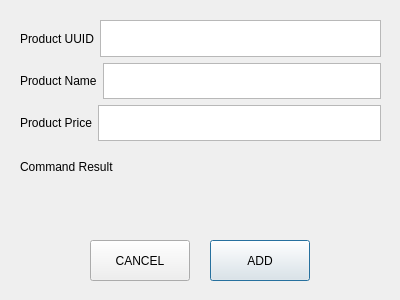
Before: the Qt Designer form dialogWindowAddNewItem.ui in dafidafi25/UHF_RFID_CASHIER_HACKATON_2022_01, drawn with Qt 5.
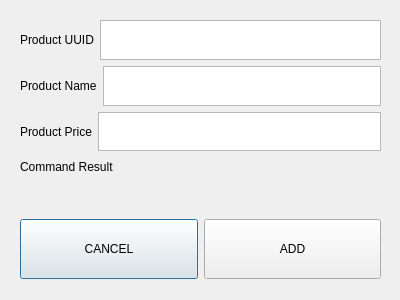
After: the same form once the commit is applied.

Patch:
```diff
--- a/dialogWindowAddNewItem.ui
+++ b/dialogWindowAddNewItem.ui
@@ -19,7 +19,7 @@
      <x>20</x>
      <y>20</y>
      <width>361</width>
-     <height>121</height>
+     <height>131</height>
     </rect>
    </property>
    <layout class="QVBoxLayout" name="verticalLayout">
@@ -71,8 +71,8 @@
 &lt;html&gt;&lt;head&gt;&lt;meta name=&quot;qrichtext&quot; content=&quot;1&quot; /&gt;&lt;meta charset=&quot;utf-8&quot; /&gt;&lt;style type=&quot;text/css&quot;&gt;
 p, li { white-space: pre-wrap; }
 hr { height: 1px; border-width: 0; }
-&lt;/style&gt;&lt;/head&gt;&lt;body style=&quot; font-family:'.AppleSystemUIFont'; font-size:13pt; font-weight:400; font-style:normal;&quot;&gt;
-&lt;p style=&quot;-qt-paragraph-type:empty; margin-top:0px; margin-bottom:0px; margin-left:0px; margin-right:0px; -qt-block-indent:0; text-indent:0px;&quot;&gt;&lt;br /&gt;&lt;/p&gt;&lt;/body&gt;&lt;/html&gt;</string>
+&lt;/style&gt;&lt;/head&gt;&lt;body style=&quot; font-family:'Segoe UI'; font-size:9pt; font-weight:400; font-style:normal;&quot;&gt;
+&lt;p style=&quot;-qt-paragraph-type:empty; margin-top:0px; margin-bottom:0px; margin-left:0px; margin-right:0px; -qt-block-indent:0; text-indent:0px; font-family:'.AppleSystemUIFont'; font-size:13pt;&quot;&gt;&lt;br /&gt;&lt;/p&gt;&lt;/body&gt;&lt;/html&gt;</string>
         </property>
        </widget>
       </item>
@@ -80,32 +80,6 @@
     </item>
    </layout>
   </widget>
-  <widget class="QPushButton" name="addBt">
-   <property name="geometry">
-    <rect>
-     <x>210</x>
-     <y>240</y>
-     <width>100</width>
-     <height>41</height>
-    </rect>
-   </property>
-   <property name="text">
-    <string>ADD</string>
-   </property>
-  </widget>
-  <widget class="QPushButton" name="cancelBt">
-   <property name="geometry">
-    <rect>
-     <x>90</x>
-     <y>240</y>
-     <width>100</width>
-     <height>41</height>
-    </rect>
-   </property>
-   <property name="text">
-    <string>CANCEL</string>
-   </property>
-  </widget>
   <widget class="QLabel" name="commandResultLb">
    <property name="geometry">
     <rect>
@@ -122,6 +96,44 @@
     <set>Qt::AlignLeading|Qt::AlignLeft|Qt::AlignTop</set>
    </property>
   </widget>
+  <widget class="QWidget" name="horizontalLayoutWidget">
+   <property name="geometry">
+    <rect>
+     <x>20</x>
+     <y>219</y>
+     <width>361</width>
+     <height>61</height>
+    </rect>
+   </property>
+   <layout class="QHBoxLayout" name="horizontalLayout_4">
+    <item>
+     <widget class="QPushButton" name="cancelBt">
+      <property name="minimumSize">
+       <size>
+        <width>0</width>
+        <height>60</height>
+       </size>
+      </property>
+      <property name="text">
+       <string>CANCEL</string>
+      </property>
+     </widget>
+    </item>
+    <item>
+     <widget class="QPushButton" name="addBt">
+      <property name="minimumSize">
+       <size>
+        <width>0</width>
+        <height>60</height>
+       </size>
+      </property>
+      <property name="text">
+       <string>ADD</string>
+      </property>
+     </widget>
+    </item>
+   </layout>
+  </widget>
  </widget>
  <resources/>
  <connections/>
```
